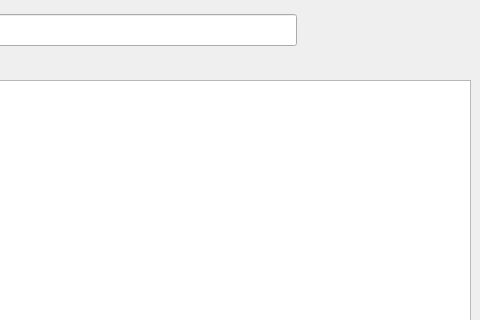
The window that Stock_Parts_Selection.ui (bedi1982/Oficina) describes before a commit, drawn with Qt 5; both pictures show x 430 to 910 and y 0 to 320 of the 910 by 447 pixel window.
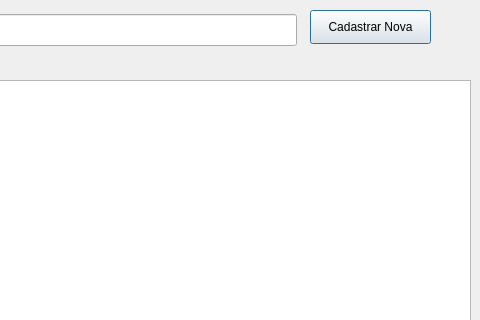
The same window after the commit.

Commit message: Services description title and full description was inverted Disabled description writing as there is a button for this

```diff
--- a/Stock_Parts_Selection.ui
+++ b/Stock_Parts_Selection.ui
@@ -86,6 +86,19 @@
     <string>Duplo clique na peça para adiciona-lá ao serviço.</string>
    </property>
   </widget>
+  <widget class="QPushButton" name="btn_Add_Part_to_Stock">
+   <property name="geometry">
+    <rect>
+     <x>740</x>
+     <y>10</y>
+     <width>121</width>
+     <height>34</height>
+    </rect>
+   </property>
+   <property name="text">
+    <string>Cadastrar Nova</string>
+   </property>
+  </widget>
  </widget>
  <resources/>
  <connections/>
```
The commit also changes 6 other files.
